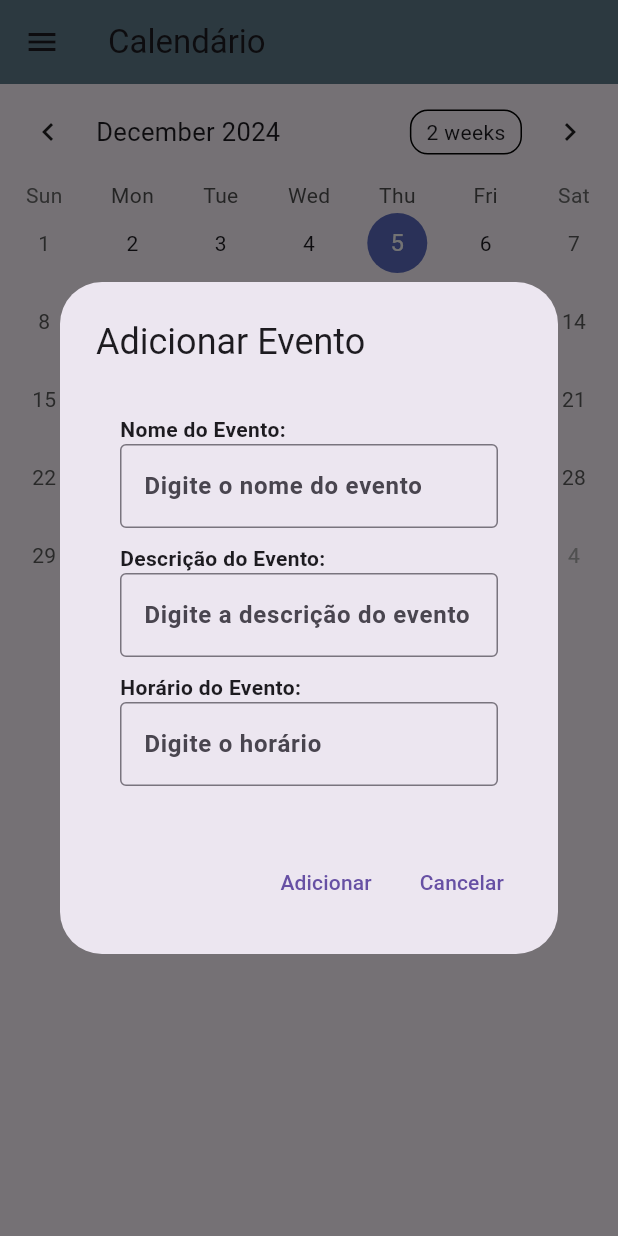
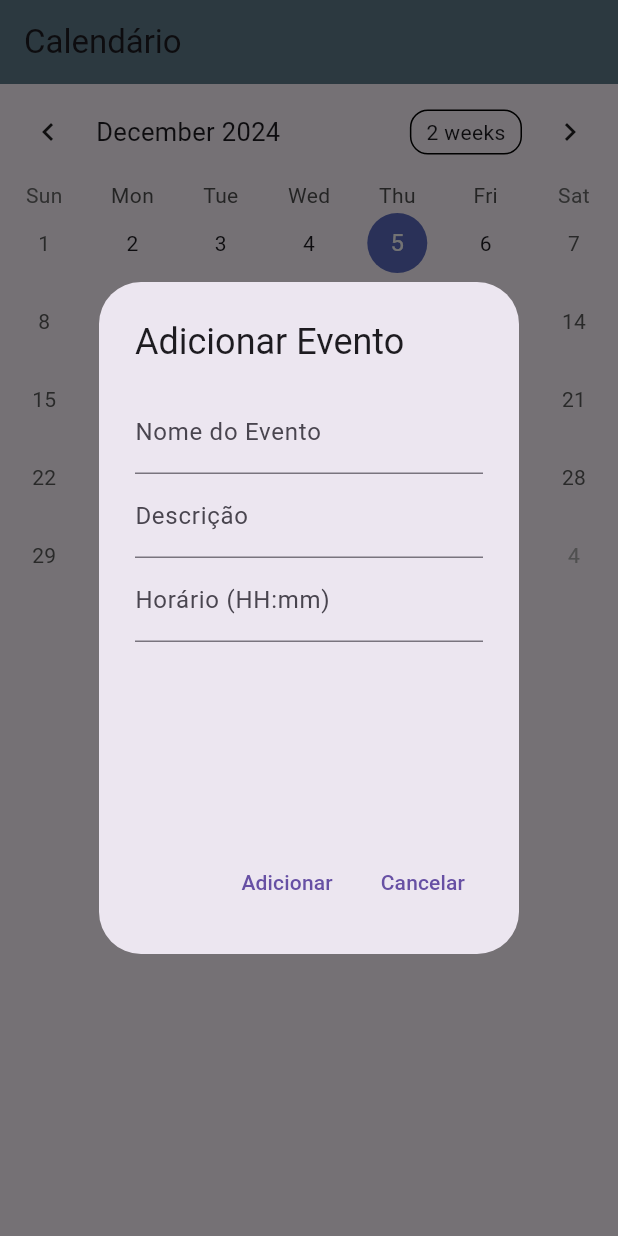
Before and after one commit to Rodrygo-Olyveyra/Agenda_de_Eventos, a Flutter app: the TelaCalendario screen opened directly, after a tap on "ADICIONAR EVENTO", on a phone screen of 412 x 824 dp. Run offline on Flutter 3.47's test engine with Material 3 defaults, Android fonts, the phone set to English and light mode, and no system bars; drawn by our look-alikes of table_calendar; our stand-ins replace cloud_firestore, firebase_auth, firebase_core; accounts and stored records are empty.

Commit message:
bando de dados funcional

```diff
--- a/lib/tela_cadastro.dart
+++ b/lib/tela_cadastro.dart
@@ -1,6 +1,7 @@
 import 'package:flutter/material.dart';
 import 'package:firebase_auth/firebase_auth.dart';
 import 'tela_de_login.dart';
+
 
 class TelaCadastro extends StatefulWidget {
   const TelaCadastro({super.key});
--- a/lib/tela_calendario.dart
+++ b/lib/tela_calendario.dart
@@ -1,6 +1,6 @@
 import 'package:flutter/material.dart';
 import 'package:firebase_auth/firebase_auth.dart';
-import 'package:flutter_application_prova/tela_de_login.dart';
+import 'package:cloud_firestore/cloud_firestore.dart';
 import 'package:table_calendar/table_calendar.dart';
 
 class TelaCalendario extends StatefulWidget {
@@ -11,10 +11,11 @@ class TelaCalendario extends StatefulWidget {
 }
 
 class _TelaCalendarioState extends State<TelaCalendario> {
-  late Map<DateTime, List<Map<String, String>>> _events; // Armazena eventos por dia
-  late DateTime _selectedDay; // Dia selecionado
-  late DateTime _focusedDay; // Dia focalizado no calendário
-  late User? user; // Usuário logado
+  late Map<DateTime, List<Map<String, String>>> _events;
+  late DateTime _selectedDay;
+  late DateTime _focusedDay;
+  late User? user;
+  FirebaseFirestore _firestore = FirebaseFirestore.instance;
 
   @override
   void initState() {
@@ -22,11 +23,51 @@ class _TelaCalendarioState extends State<TelaCalendario> {
     _events = {};
     _selectedDay = DateTime.now();
     _focusedDay = DateTime.now();
-    user = FirebaseAuth.instance.currentUser; // Obtém o usuário logado
+    user = FirebaseAuth.instance.currentUser;
+    _loadEventsForAllDays(); // Carrega todos os eventos agendados para qualquer dia
   }
 
-  /// Adiciona um evento ao dia selecionado
-  void _addEvent(String event, String description, String time) {
+  // Carrega todos os eventos do Firebase para todos os dias relevantes
+  void _loadEventsForAllDays() async {
+    QuerySnapshot querySnapshot = await _firestore.collection('events').get();
+    for (var doc in querySnapshot.docs) {
+      DateTime eventDate = (doc['date'] as Timestamp).toDate();
+
+      // Adiciona o evento ao mapa de eventos para o dia correspondente
+      if (_events[eventDate] == null) {
+        _events[eventDate] = [];
+      }
+      _events[eventDate]?.add({
+        "event": doc['event'],
+        "description": doc['description'],
+        "time": doc['time'],
+      });
+    }
+    setState(() {}); // Atualiza o estado após carregar os eventos
+  }
+
+  // Adiciona um evento ao Firestore e ao calendário
+  void _addEvent(String event, String description, String time) async {
+    DateTime eventDate = DateTime(
+      _selectedDay.year,
+      _selectedDay.month,
+      _selectedDay.day,
+      int.parse(time.split(":")[0]),
+      int.parse(time.split(":")[1]),
+    );
+
+    // Salva o evento no Firebase
+    Map<String, dynamic> eventData = {
+      'event': event,
+      'description': description,
+      'time': time,
+      'date': Timestamp.fromDate(eventDate),
+      'createdBy': user?.displayName ?? 'Anônimo',
+    };
+
+    await _firestore.collection('events').add(eventData);
+
+    // Atualiza a lista de eventos no app
     setState(() {
       if (_events[_selectedDay] == null) {
         _events[_selectedDay] = [];
@@ -46,77 +87,6 @@ class _TelaCalendarioState extends State<TelaCalendario> {
         title: const Text('Calendário'),
         backgroundColor: Colors.blueGrey,
       ),
-      drawer: Drawer(
-        child: ListView(
-          padding: EdgeInsets.zero,
-          children: <Widget>[
-            DrawerHeader(
-              decoration: const BoxDecoration(
-                color: Color(0xFF32CD99),
-              ),
-              child: Column(
-                children: [
-                  const Text(
-                    'Menu',
-                    style: TextStyle(
-                      color: Colors.white,
-                      fontSize: 24,
-                    ),
-                  ),
-                  Text('Bem-vindo, ${user?.displayName ?? 'Usuário'}!'),
-                ],
-              ),
-            ),
-            ListTile(
-              leading: const Icon(Icons.home),
-              title: const Text('Início'),
-              onTap: () {
-                Navigator.pop(context);
-              },
-            ),
-            ListTile(
-              leading: const Icon(Icons.calendar_month_outlined),
-              title: const Text('Calendário'),
-              onTap: () {
-                Navigator.pop(context);
-              },
-            ),
-            ListTile(
-              leading: const Icon(Icons.list),
-              title: const Text('Lista de Eventos'),
-              onTap: () {
-                Navigator.pop(context);
-                Navigator.push(
-                  context,
-                  MaterialPageRoute(builder: (context) => TelaListaEventos(events: _events)),
-                );
-              },
-            ),
-            ListTile(
-              leading: const Icon(Icons.settings),
-              title: const Text('Configurações'),
-              onTap: () {
-                Navigator.pop(context);
-                Navigator.pushReplacement(
-                  context,
-                  MaterialPageRoute(builder: (context) => TelaCalendario()),
-                );
-              },
-            ),
-            ListTile(
-              leading: const Icon(Icons.exit_to_app),
-              title: const Text('Sair'),
-              onTap: () {
-                Navigator.pop(context); // Fecha o Drawer
-                Navigator.pushReplacement(
-                  context,
-                  MaterialPageRoute(builder: (context) => TelaLogin()),
-                );
-              },
-            ),
-          ],
-        ),
-      ),
       body: Column(
         children: [
           TableCalendar(
@@ -126,7 +96,7 @@ class _TelaCalendarioState extends State<TelaCalendario> {
             selectedDayPredicate: (day) => isSameDay(_selectedDay, day),
             onDaySelected: (selectedDay, focusedDay) {
               setState(() {
-                _selectedDay = selectedDay; // Atualiza a data selecionada
+                _selectedDay = selectedDay;
                 _focusedDay = focusedDay;
               });
             },
@@ -146,31 +116,20 @@ class _TelaCalendarioState extends State<TelaCalendario> {
                   return AlertDialog(
                     title: const Text('Adicionar Evento'),
                     content: Container(
-                      width: 300, // Tamanho mais compacto do AlertDialog
-                      height: 280, // Ajuste a altura conforme necessário
-                      padding: const EdgeInsets.all(16), // Padding interno
+                      height: 280,
                       child: Column(
-                        crossAxisAlignment: CrossAxisAlignment.start,
                         children: [
-                          const Text('Nome do Evento:', style: TextStyle(fontWeight: FontWeight.bold)),
                           TextField(
                             controller: _eventController,
-                            decoration: const InputDecoration(hintText: 'Digite o nome do evento', border: OutlineInputBorder()),
-                            style: const TextStyle(fontWeight: FontWeight.bold),
+                            decoration: const InputDecoration(labelText: 'Nome do Evento'),
                           ),
-                          const SizedBox(height: 10),
-                          const Text('Descrição do Evento:', style: TextStyle(fontWeight: FontWeight.bold)),
                           TextField(
                             controller: _descriptionController,
-                            decoration: const InputDecoration(hintText: 'Digite a descrição do evento', border: OutlineInputBorder()),
-                            style: const TextStyle(fontWeight: FontWeight.bold),
+                            decoration: const InputDecoration(labelText: 'Descrição'),
                           ),
-                          const SizedBox(height: 10),
-                          const Text('Horário do Evento:', style: TextStyle(fontWeight: FontWeight.bold)),
                           TextField(
                             controller: _timeController,
-                            decoration: const InputDecoration(hintText: 'Digite o horário', border: OutlineInputBorder()),
-                            style: const TextStyle(fontWeight: FontWeight.bold),
+                            decoration: const InputDecoration(labelText: 'Horário (HH:mm)'),
                           ),
                         ],
                       ),
@@ -202,30 +161,24 @@ class _TelaCalendarioState extends State<TelaCalendario> {
                 },
               );
             },
-            style: ElevatedButton.styleFrom(
-              backgroundColor: Colors.blueGrey,
-              padding: const EdgeInsets.symmetric(horizontal: 40, vertical: 15),
-              shape: RoundedRectangleBorder(
-                borderRadius: BorderRadius.circular(8.0),
-              ),
-            ),
-            child: const Text(
-              'ADICIONAR EVENTO',
-              style: TextStyle(fontSize: 16, color: Colors.white),
-            ),
+            child: const Text('ADICIONAR EVENTO'),
           ),
           const SizedBox(height: 20),
           Expanded(
             child: ListView(
               children: _events[_selectedDay]?.map((event) {
-                return ListTile(
-                  title: Text(
-                    '${event["event"]} - ${event["time"]}',
-                    style: TextStyle(fontWeight: FontWeight.bold),
+                return Card(
+                  margin: const EdgeInsets.symmetric(horizontal: 12, vertical: 8),
+                  child: ListTile(
+                    title: Text(
+                      '${event["event"]} - ${event["time"]}',
+                      style: const TextStyle(fontWeight: FontWeight.bold),
+                    ),
+                    subtitle: Text('Descrição: ${event["description"]}'),
                   ),
-                  subtitle: Text('${event["description"]}'),
                 );
-              }).toList() ?? [],
+              }).toList() ??
+                  [const Center(child: Text('Nenhum evento registrado para esta data.'))],
             ),
           ),
         ],
@@ -233,32 +186,3 @@ class _TelaCalendarioState extends State<TelaCalendario> {
     );
   }
 }
-
-class TelaListaEventos extends StatelessWidget {
-  final Map<DateTime, List<Map<String, String>>> events;
-
-  TelaListaEventos({Key? key, required this.events}) : super(key: key);
-
-  @override
-  Widget build(BuildContext context) {
-    List<Widget> eventList = [];
-    events.forEach((date, eventDetails) {
-      for (var event in eventDetails) {
-        eventList.add(ListTile(
-          title: Text('${event["event"]}'),
-          subtitle: Text('Data: ${date.toLocal()} - Horário: ${event["time"]}\nDescrição: ${event["description"]}'),
-        ));
-      }
-    });
-
-    return Scaffold(
-      appBar: AppBar(
-        title: const Text('Lista de Eventos'),
-        backgroundColor: Colors.blueGrey,
-      ),
-      body: ListView(
-        children: eventList.isEmpty ? [const Center(child: Text("Nenhum evento registrado."))] : eventList,
-      ),
-    );
-  }
-}
--- a/pubspec.yaml
+++ b/pubspec.yaml
@@ -38,6 +38,7 @@ dependencies:
   cupertino_icons: ^1.0.8
   firebase_core: ^3.8.0
   firebase_auth: ^5.3.3
+  cloud_firestore: ^5.0.0
 
 
 dev_dependencies:
```
Also changed, not shown: pubspec.lock, 3 other files.
